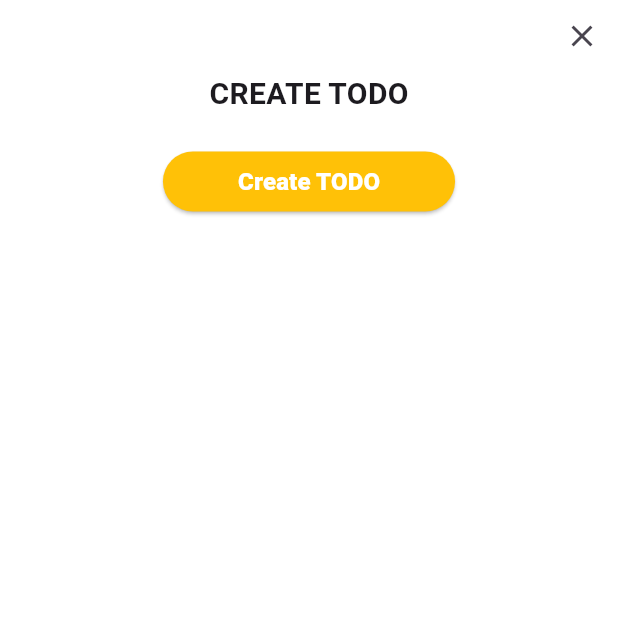
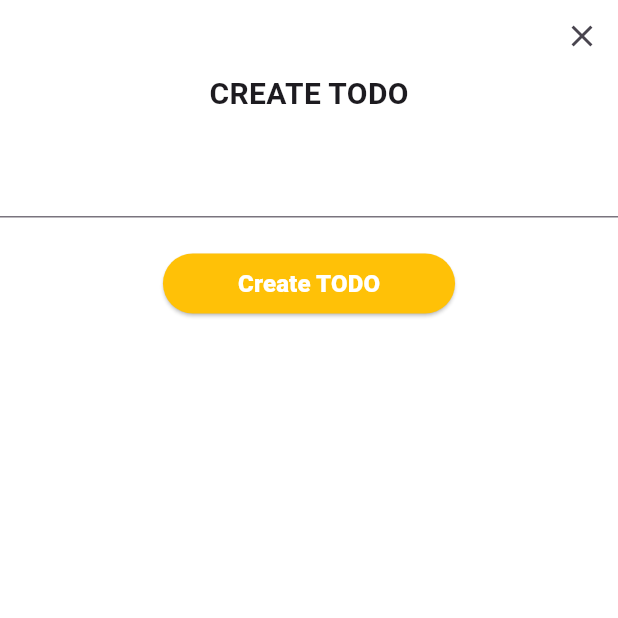
Before and after one commit to FrogMustang/TodosApp, a Flutter app: the screen it shows after launch, after a tap on "Create TODO", on a phone screen of 412 x 824 dp, the top half of it. Run offline on Flutter 3.47's test engine with Material 3 defaults, Android fonts, the phone set to English and light mode, and no system bars; our stand-ins replace bloc, dartz, equatable, flutter_bloc, formz, get_it and 1 more; network calls fail.

Commit message:
add create TODO functionality

```diff
--- a/lib/bloc/todos_bloc.dart
+++ b/lib/bloc/todos_bloc.dart
@@ -81,6 +81,7 @@ class TodosBloc extends Bloc<TodosEvent, TodosState> {
       },
       (created) {
         if (created) {
+          print("TODOS BEFORE: ${state.todos}");
           final List<Todo> newTodos = List.from(state.todos);
           newTodos.insert(0, event.todo);
 
--- a/lib/main.dart
+++ b/lib/main.dart
@@ -1,7 +1,11 @@
 import 'package:flutter/material.dart';
+import 'package:flutter_bloc/flutter_bloc.dart';
+import 'package:todos_app/bloc/todos_bloc.dart';
+import 'package:todos_app/utils.dart';
 import 'package:todos_app/widgets/home_screen.dart';
 
-void main() {
+void main() async {
+  await setUpGetIt();
   runApp(const MyApp());
 }
 
@@ -11,9 +15,15 @@ class MyApp extends StatelessWidget {
   // This widget is the root of your application.
   @override
   Widget build(BuildContext context) {
-    return const MaterialApp(
-      title: 'Todos App',
-      home: HomeScreen(),
+    return BlocProvider(
+      create: (context) => getIt<TodosBloc>()
+        ..add(
+          const AllTodosFetched(),
+        ),
+      child: const MaterialApp(
+        title: 'Todos App',
+        home: HomeScreen(),
+      ),
     );
   }
 }
--- a/lib/utils.dart
+++ b/lib/utils.dart
@@ -1,8 +1,11 @@
 import 'dart:math';
 
 import 'package:flutter/material.dart';
+import 'package:get_it/get_it.dart';
 import 'package:logger/logger.dart';
+import 'package:todos_app/bloc/todos_bloc.dart';
 import 'package:todos_app/colors.dart';
+import 'package:todos_app/repositories/todos_repository.dart';
 
 final Logger logger = Logger(
   printer: PrettyPrinter(
@@ -14,3 +17,17 @@ final Logger logger = Logger(
 Color getRandomColor() {
   return CustomColors.colors[Random().nextInt(CustomColors.colors.length)];
 }
+
+final GetIt getIt = GetIt.instance;
+
+Future<void> setUpGetIt() async {
+  getIt.registerLazySingleton<ITodoRepository>(
+    () => ITodoRepository(),
+  );
+
+  getIt.registerSingleton<TodosBloc>(
+    TodosBloc(
+      getIt.get<ITodoRepository>(),
+    ),
+  );
+}
--- a/lib/widgets/create_todo_screen.dart
+++ b/lib/widgets/create_todo_screen.dart
@@ -1,20 +1,43 @@
+import 'dart:math';
+
 import 'package:flutter/material.dart';
+import 'package:flutter/services.dart';
+import 'package:flutter_bloc/flutter_bloc.dart';
+import 'package:formz/formz.dart';
+import 'package:todos_app/bloc/todos_bloc.dart';
 import 'package:todos_app/colors.dart';
+import 'package:todos_app/models/todos.dart';
+import 'package:todos_app/utils.dart';
 
 class CreateTodoScreen extends StatefulWidget {
-  const CreateTodoScreen({super.key});
+  const CreateTodoScreen({
+    super.key,
+    todosBloc,
+  });
 
   @override
   State<CreateTodoScreen> createState() => _CreateTodoScreenState();
 }
 
 class _CreateTodoScreenState extends State<CreateTodoScreen> {
+  String name = '';
+
   @override
   Widget build(BuildContext context) {
     return Scaffold(
       backgroundColor: CustomColors.white,
       body: SafeArea(
-        child: Container(
+        child: BlocConsumer<TodosBloc, TodosState>(
+            listenWhen: (previous, current) {
+          return previous.status.isSubmissionInProgress &&
+              (current.status.isSubmissionSuccess ||
+                  current.status.isSubmissionFailure);
+        }, listener: (context, state) {
+          if (state.status.isSubmissionSuccess) {
+            Navigator.pop(context);
+          }
+        }, builder: (context, state) {
+          return SizedBox(
             height: MediaQuery.sizeOf(context).height,
             width: MediaQuery.sizeOf(context).width,
             child: SingleChildScrollView(
@@ -27,7 +50,7 @@ class _CreateTodoScreenState extends State<CreateTodoScreen> {
                       onPressed: () {
                         Navigator.pop(context);
                       },
-                    icon: Icon(
+                      icon: const Icon(
                         Icons.close,
                       ),
                     ),
@@ -41,9 +64,36 @@ class _CreateTodoScreenState extends State<CreateTodoScreen> {
                   ),
                   const SizedBox(height: 20),
 
+                  /// USER INPUT FOR NAME
+                  TextFormField(
+                    inputFormatters: [
+                      LengthLimitingTextInputFormatter(80),
+                    ],
+                    onChanged: (val) {
+                      setState(() {
+                        name = val;
+                      });
+                    },
+                  ),
+                  const SizedBox(height: 20),
+
                   // CREATE BUTTON
-                ElevatedButton(
-                  onPressed: () {},
+                  Builder(
+                    builder: (context) {
+                      return ElevatedButton(
+                        onPressed: () {
+                          final Todo newTodo = Todo(
+                            id: 201 + Random().nextInt(200),
+                            title: name,
+                            completed: false,
+                          );
+
+                          getIt<TodosBloc>().add(
+                            TodoCreated(
+                              todo: newTodo,
+                            ),
+                          );
+                        },
                         style: ButtonStyle(
                           backgroundColor: MaterialStateProperty.all(
                             Colors.amber,
@@ -63,12 +113,15 @@ class _CreateTodoScreenState extends State<CreateTodoScreen> {
                             fontWeight: FontWeight.w800,
                           ),
                         ),
+                      );
+                    },
                   ),
                   const SizedBox(height: 10),
                 ],
               ),
             ),
-        ),
+          );
+        }),
       ),
     );
   }
--- a/lib/widgets/home_screen.dart
+++ b/lib/widgets/home_screen.dart
@@ -3,7 +3,7 @@ import 'package:flutter_bloc/flutter_bloc.dart';
 import 'package:todos_app/bloc/todos_bloc.dart';
 import 'package:todos_app/colors.dart';
 import 'package:todos_app/models/todos.dart';
-import 'package:todos_app/repositories/todos_repository.dart';
+import 'package:todos_app/utils.dart';
 import 'package:todos_app/widgets/create_todo_screen.dart';
 
 class HomeScreen extends StatefulWidget {
@@ -16,11 +16,7 @@ class HomeScreen extends StatefulWidget {
 class _HomeScreenState extends State<HomeScreen> {
   @override
   Widget build(BuildContext context) {
-    return BlocProvider(
-      create: (context) => TodosBloc(
-        ITodoRepository(),
-      )..add(const AllTodosFetched()),
-      child: Scaffold(
+    return Scaffold(
       backgroundColor: CustomColors.white,
       body: Builder(
         builder: (context) {
@@ -79,7 +75,6 @@ class _HomeScreenState extends State<HomeScreen> {
           );
         },
       ),
-      ),
     );
   }
 }
@@ -114,8 +109,8 @@ class _TodosListState extends State<TodosList> {
                   top: 20,
                 ),
                 decoration: BoxDecoration(
-                  color:
-                      CustomColors.colors[todo.id % CustomColors.colors.length],
+                  color: CustomColors
+                      .colors[todo.id % CustomColors.colors.length],
                   borderRadius: BorderRadius.circular(5),
                 ),
                 child: Column(
--- a/pubspec.yaml
+++ b/pubspec.yaml
@@ -40,6 +40,8 @@ dependencies:
   flutter_bloc: ^8.1.5
   bloc: ^8.1.4
   equatable: ^2.0.5
+
+  get_it: ^7.7.0
 
 
   dartz: ^0.10.1 # nice functional programming for (error, result)
```
Also changed, not shown: pubspec.lock. Lines whose indentation alone changed are shown as unchanged.
